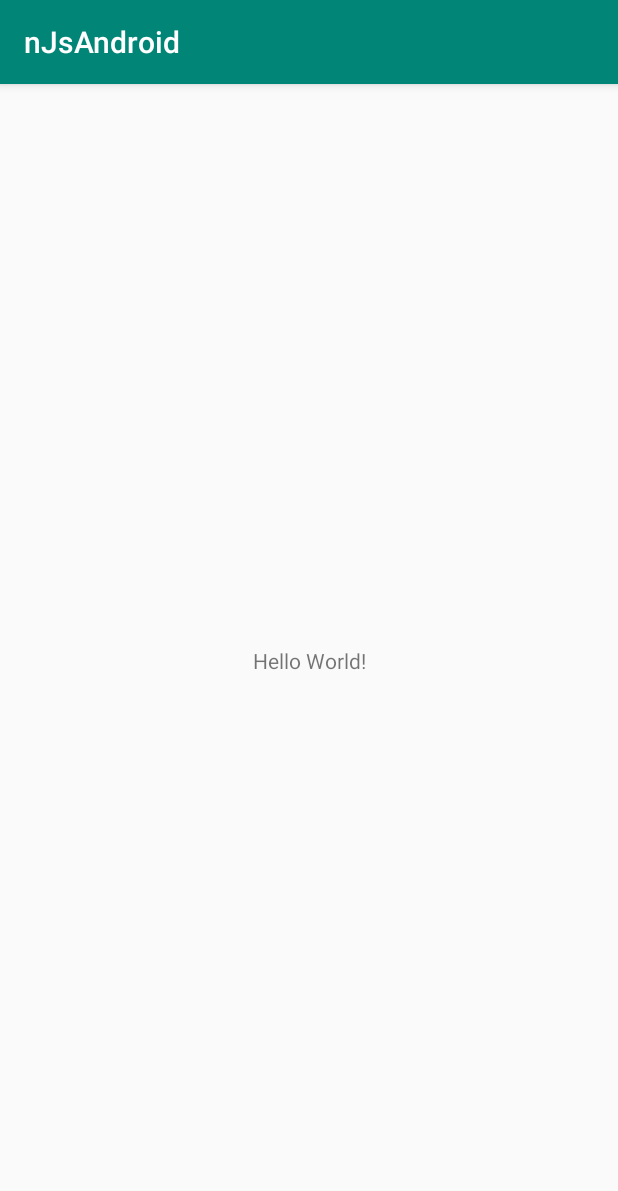
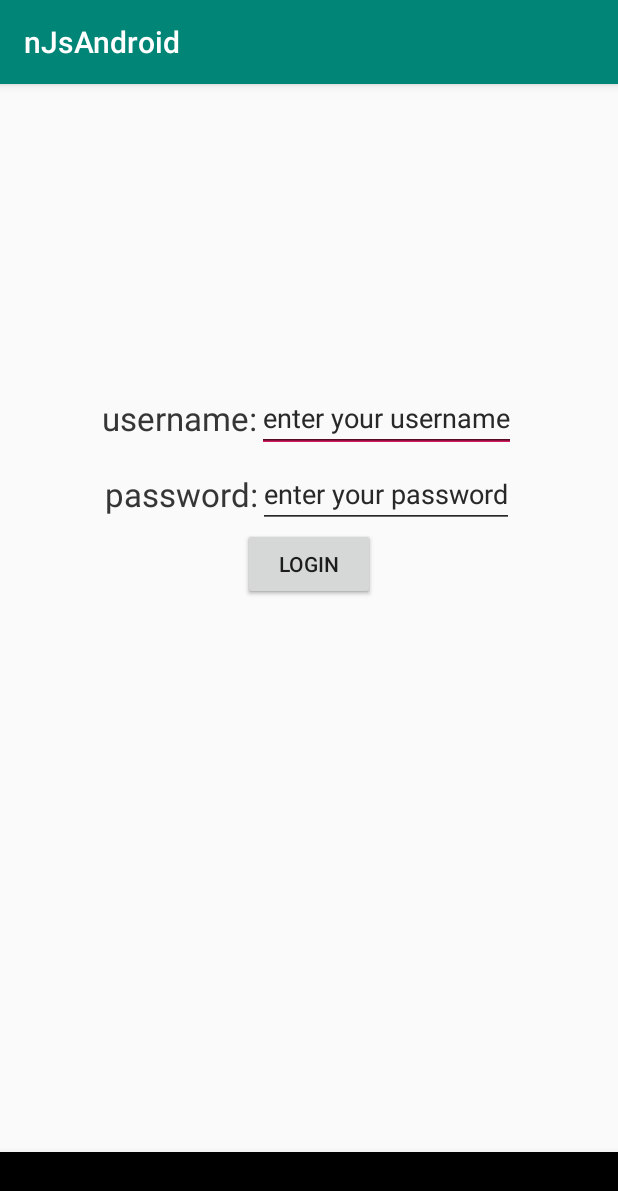
Before and after one commit to williamxyshi/share-the-JUMPscare, an Android app: the screen it shows after launch (MainActivity), on a phone screen of 412 x 824 dp. Shown: the top 1191 px of the screen. Run offline under Robolectric (Android 15) with nearby library versions, the phone set to English and light mode, and no system bars.

Commit message:
login fragment added

```diff
--- a/noJUMPscares-android/app/src/main/java/com/williamxyshi/njsandroid/MainActivity.kt
+++ b/noJUMPscares-android/app/src/main/java/com/williamxyshi/njsandroid/MainActivity.kt
@@ -2,11 +2,39 @@ package com.williamxyshi.njsandroid
 
 import androidx.appcompat.app.AppCompatActivity
 import android.os.Bundle
+import androidx.lifecycle.ViewModelProviders
+import com.williamxyshi.njsandroid.fragments.LoginFragment
+import com.williamxyshi.njsandroid.viewmodels.MainActivityViewModel
 
 class MainActivity : AppCompatActivity() {
 
+    val loginFragment: LoginFragment = LoginFragment()
+
+    private lateinit var vm: MainActivityViewModel
+
+
+
     override fun onCreate(savedInstanceState: Bundle?) {
         super.onCreate(savedInstanceState)
+
         setContentView(R.layout.activity_main)
+
+        initialize()
+        supportFragmentManager.beginTransaction().add(R.id.fragmentView, loginFragment).commit()
+    }
+
+
+
+
+
+
+
+    private fun initialize(){
+        vm = ViewModelProviders.of(this).get(MainActivityViewModel::class.java)
+
+    }
+
+    companion object{
+        const val TAG = "DashboardFragment"
     }
 }
--- a/noJUMPscares-android/app/src/main/java/com/williamxyshi/njsandroid/fragments/LoginFragment.kt
+++ b/noJUMPscares-android/app/src/main/java/com/williamxyshi/njsandroid/fragments/LoginFragment.kt
@@ -1,17 +1,29 @@
 package com.williamxyshi.njsandroid.fragments
 
 import android.os.Bundle
+import android.util.Log
 import android.view.LayoutInflater
 import android.view.View
 import android.view.ViewGroup
+import android.widget.Button
+import android.widget.TextView
 import androidx.fragment.app.Fragment
 import androidx.lifecycle.ViewModelProviders
 import com.williamxyshi.njsandroid.R
 import com.williamxyshi.njsandroid.viewmodels.MainActivityViewModel
+import kotlinx.android.synthetic.main.fragment_login.*
+import org.w3c.dom.Text
 
-class DashboardFragment : Fragment() {
+class LoginFragment : Fragment() {
 
     private lateinit var vm: MainActivityViewModel
+
+    var username = ""
+    var password = ""
+
+    private lateinit var loginButton: Button
+    private lateinit var usernameText: TextView
+    private lateinit var passwordText: TextView
 
 
     override fun onCreateView(
@@ -21,7 +33,12 @@ class DashboardFragment : Fragment() {
     ): View? {
         val rootView = inflater.inflate(R.layout.fragment_login, container, false) as ViewGroup
 
+        loginButton = rootView.findViewById(R.id.loginButton)
+        usernameText = rootView.findViewById(R.id.usernameField)
+        passwordText = rootView.findViewById(R.id.passwordField)
+
         initialize()
+        setUpListeners()
 
         return rootView
     }
@@ -33,6 +50,19 @@ class DashboardFragment : Fragment() {
 
     }
 
+    private fun setUpListeners() {
+
+        loginButton.setOnClickListener{
+            username = usernameText.text.toString()
+            password = passwordText.text.toString()
+
+            Log.d(TAG, "username: ${username}, password: ${password}")
+
+
+        }
+
+    }
+
     override fun onResume() {
         super.onResume()
     }
--- /dev/null
+++ b/noJUMPscares-android/app/src/main/java/com/williamxyshi/njsandroid/utils/NJSApiService.kt
@@ -0,0 +1,33 @@
+package com.williamxyshi.njsandroid.utils
+
+import io.reactivex.Observable
+import retrofit2.Retrofit
+import retrofit2.adapter.rxjava2.RxJava2CallAdapterFactory
+import retrofit2.converter.gson.GsonConverterFactory
+import retrofit2.http.GET
+import retrofit2.http.Query
+
+interface NJSApiService {
+
+
+
+    companion object {
+
+        //api endpoint URL -> change to AWS endpoint when server is turned on
+        private const val awsURL = "http:/flask-env.jjxav9tgia.us-east-2.elasticbeanstalk.com/"
+        private const val localURL = "http:/192.168.0.27:5000/"
+
+
+//        fun create(): WizAutoChesApiService {
+//            val retrofit = Retrofit.Builder()
+//                .addCallAdapterFactory(
+//                    RxJava2CallAdapterFactory.create())
+//                .addConverterFactory(
+//                    GsonConverterFactory.create())
+//                .baseUrl(awsURL)
+//                .build()
+//
+//            return retrofit.create(WizAutoChesApiService::class.java)
+//        }
+    }
+}
--- a/noJUMPscares-android/app/src/main/java/com/williamxyshi/njsandroid/viewmodels/MainActivityViewModel.kt
+++ b/noJUMPscares-android/app/src/main/java/com/williamxyshi/njsandroid/viewmodels/MainActivityViewModel.kt
@@ -12,7 +12,6 @@ class MainActivityViewModel(application: Application): AndroidViewModel(applicat
 
 
 
-
     companion object {
         const val TAG = "MainActivityViewModel"
 
--- a/noJUMPscares-android/app/src/main/res/layout/activity_main.xml
+++ b/noJUMPscares-android/app/src/main/res/layout/activity_main.xml
@@ -6,13 +6,27 @@
     android:layout_height="match_parent"
     tools:context=".MainActivity">
 
-    <TextView
-        android:layout_width="wrap_content"
+    <FrameLayout
+        android:layout_width="match_parent"
+        android:layout_height="0dp"
+        app:layout_constraintTop_toTopOf="parent"
+        app:layout_constraintBottom_toTopOf="@+id/navigationView">
+
+        <fragment
+            android:id="@+id/fragmentView"
+            android:name="com.williamxyshi.njsandroid.fragments.LoginFragment"
+            android:layout_width="match_parent"
+            android:layout_height="match_parent"
+            tools:layout="@layout/fragment_login"/>
+    </FrameLayout>
+
+    <com.google.android.material.bottomnavigation.BottomNavigationView
+        android:id="@+id/navigationView"
+        android:layout_width="match_parent"
         android:layout_height="wrap_content"
-        android:text="Hello World!"
         app:layout_constraintBottom_toBottomOf="parent"
-        app:layout_constraintLeft_toLeftOf="parent"
-        app:layout_constraintRight_toRightOf="parent"
-        app:layout_constraintTop_toTopOf="parent" />
+        app:menu="@menu/bottom_navigation_menu"
+        android:elevation="10dp"
+        />
 
 </androidx.constraintlayout.widget.ConstraintLayout>
--- a/noJUMPscares-android/app/src/main/res/layout/fragment_login.xml
+++ b/noJUMPscares-android/app/src/main/res/layout/fragment_login.xml
@@ -1,6 +1,86 @@
 <?xml version="1.0" encoding="utf-8"?>
-<androidx.constraintlayout.widget.ConstraintLayout
-    xmlns:android="http://schemas.android.com/apk/res/android" android:layout_width="match_parent"
-    android:layout_height="match_parent">
+<androidx.constraintlayout.widget.ConstraintLayout xmlns:android="http://schemas.android.com/apk/res/android"
+    android:layout_width="match_parent"
+    android:layout_height="match_parent"
+    xmlns:app="http://schemas.android.com/apk/res-auto">
+
+    <androidx.constraintlayout.widget.ConstraintLayout
+        android:id="@+id/usernameContainer"
+        android:layout_marginTop="200dp"
+        app:layout_constraintTop_toTopOf="parent"
+        app:layout_constraintLeft_toLeftOf="parent"
+        app:layout_constraintRight_toRightOf="parent"
+        android:layout_width="wrap_content"
+        android:layout_height="wrap_content">
+
+        <TextView
+            app:layout_constraintTop_toTopOf="parent"
+            app:layout_constraintBottom_toBottomOf="parent"
+            app:layout_constraintRight_toLeftOf="@id/usernameField"
+            android:id="@+id/usernameText"
+            android:textSize="22sp"
+            android:text="username:"
+
+            android:layout_width="wrap_content"
+            android:layout_height="wrap_content"/>
+
+        <EditText
+            app:layout_constraintTop_toTopOf="parent"
+            app:layout_constraintBottom_toBottomOf="parent"
+            android:id="@+id/usernameField"
+            android:hint="enter your username"
+            app:layout_constraintRight_toLeftOf="@id/usernameText"
+            android:layout_width="wrap_content"
+            android:layout_height="wrap_content"
+
+            />
+
+    </androidx.constraintlayout.widget.ConstraintLayout>
+
+
+    <androidx.constraintlayout.widget.ConstraintLayout
+        android:id="@+id/passwordContainer"
+        android:layout_marginTop="5dp"
+        app:layout_constraintTop_toBottomOf="@id/usernameContainer"
+        app:layout_constraintLeft_toLeftOf="parent"
+        app:layout_constraintRight_toRightOf="parent"
+        android:layout_width="wrap_content"
+        android:layout_height="wrap_content">
+
+        <TextView
+            app:layout_constraintTop_toTopOf="parent"
+            app:layout_constraintBottom_toBottomOf="parent"
+            app:layout_constraintRight_toLeftOf="@id/passwordField"
+            android:id="@+id/passwordText"
+            android:text="password:"
+            android:textSize="22sp"
+
+            android:layout_width="wrap_content"
+            android:layout_height="wrap_content"/>
+
+        <EditText
+            app:layout_constraintTop_toTopOf="parent"
+            app:layout_constraintBottom_toBottomOf="parent"
+            android:id="@+id/passwordField"
+            android:hint="enter your password"
+            app:layout_constraintLeft_toRightOf="@id/passwordText"
+            android:layout_width="wrap_content"
+            android:layout_height="wrap_content"
+
+            />
+
+    </androidx.constraintlayout.widget.ConstraintLayout>
+
+    <Button
+        android:id="@+id/loginButton"
+        app:layout_constraintLeft_toLeftOf="parent"
+        app:layout_constraintRight_toRightOf="parent"
+        app:layout_constraintTop_toBottomOf="@id/passwordContainer"
+        android:layout_width="wrap_content"
+        android:layout_height="wrap_content"
+        android:text="Login"/>
+
+
+
 
 </androidx.constraintlayout.widget.ConstraintLayout>
--- /dev/null
+++ b/noJUMPscares-android/app/src/main/res/menu/bottom_navigation_menu.xml
@@ -0,0 +1,4 @@
+<?xml version="1.0" encoding="utf-8"?>
+<menu xmlns:android="http://schemas.android.com/apk/res/android">
+
+</menu>
```
Also changed, not shown: 1 other file.
